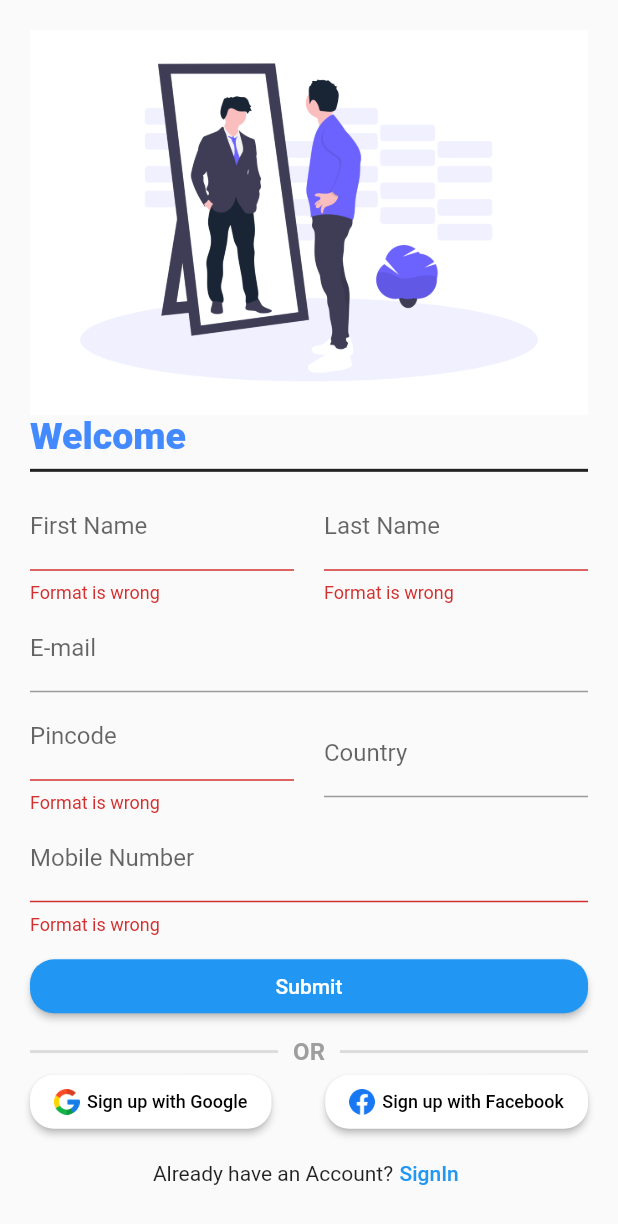
After one commit to RahulChaudhary-07/5ive-to-9ine, a Flutter app: the screen it shows after launch, after a tap on "Submit", after a tap on "SignIn", on a phone screen of 412 x 824 dp. The commit adds this screen. Shown: the top 1224 px of the screen. Run offline on Flutter 3.47's test engine with Material 2 defaults, Android fonts, the phone set to English and light mode, and no system bars; our stand-ins replace google_fonts.

Commit message:
third commit

```diff
--- a/lib/screens/flashpage.dart
+++ /dev/null
@@ -1,12 +0,0 @@
-import 'package:flutter/material.dart';
-
-class flashScreen extends StatelessWidget {
-  const flashScreen({Key? key}) : super(key: key);
-
-  @override
-  Widget build(BuildContext context) {
-    return MaterialApp(
-        // initialRoute: ,
-        );
-  }
-}
--- /dev/null
+++ b/lib/screens/homeScreen.dart
@@ -0,0 +1,12 @@
+import 'package:flutter/material.dart';
+
+class HomeScreen extends StatelessWidget {
+  const HomeScreen({Key? key}) : super(key: key);
+
+  @override
+  Widget build(BuildContext context) {
+    return Scaffold(
+      body: Text("hello"),
+    );
+  }
+}
--- /dev/null
+++ b/lib/screens/loginScreen.dart
@@ -0,0 +1,255 @@
+import 'package:flutter/material.dart';
+import 'package:google_fonts/google_fonts.dart';
+import 'package:internship_5to9_1/screens/homeScreen.dart';
+
+class LoginScreen extends StatefulWidget {
+  const LoginScreen({Key? key}) : super(key: key);
+
+  @override
+  State<LoginScreen> createState() => _LoginScreenState();
+}
+
+class _LoginScreenState extends State<LoginScreen> {
+  final _formKey = GlobalKey<FormState>();
+  @override
+  Widget build(BuildContext context) {
+    return MaterialApp(
+      debugShowMaterialGrid: false,
+      theme: ThemeData(
+        // fontFamily: '',
+        primaryTextTheme: GoogleFonts.playfairDisplayTextTheme(),
+      ),
+      debugShowCheckedModeBanner: false,
+      home: Scaffold(
+        body: Form(
+          key: _formKey,
+          child: ListView(
+            padding: EdgeInsets.all(20),
+            children: [
+              Image.asset(
+                "assets/images/loginPage_mirror.png",
+                fit: BoxFit.cover,
+              ),
+              Text(
+                "Welcome",
+                style: TextStyle(
+                  color: Colors.blueAccent,
+                  fontSize: 25,
+                  fontWeight: FontWeight.w900,
+                ),
+              ),
+              Divider(
+                color: Colors.black87,
+                thickness: 2,
+              ),
+              Row(
+                children: [
+                  NameWidget(name: "First Name"),
+                  SizedBox(width: 20),
+                  NameWidget(name: "Last Name"),
+                ],
+              ),
+              AddressWidget(label: "E-mail"),
+
+              Row(
+                children: [
+                  Expanded(
+                    // flex: 3,
+                    child: TextFormField(
+                      decoration: InputDecoration(
+                        labelText: "Pincode",
+                      ),
+                      validator: (value) {
+                        if (value!.isEmpty || !RegExp(r'^[a-z A-Z]+$').hasMatch(value)) {
+                          return "Format is wrong";
+                        } else {
+                          return null;
+                        }
+                      },
+                    ),
+                  ),
+                  SizedBox(width: 20),
+                  Expanded(
+                    child: TextFormField(
+                      decoration: InputDecoration(
+                        labelText: "Country",
+                      ),
+                    ),
+                  ),
+                ],
+              ),
+              Expanded(
+                child: TextFormField(
+                  inputFormatters: [],
+                  decoration: InputDecoration(
+                    labelText: "Mobile Number",
+                  ),
+                  validator: (value) {
+                    if (value!.isEmpty || !RegExp('[0-9]').hasMatch(value)) {
+                      return "Format is wrong";
+                    } else {
+                      return null;
+                    }
+                  },
+                ),
+              ),
+              SizedBox(height: 10),
+              ElevatedButton(
+                onPressed: () {
+                  Navigator.push(
+                    context,
+                    MaterialPageRoute(
+                      builder: ((context) => HomeScreen()),
+                    ),
+                  );
+                  if (_formKey.currentState!.validate()) {
+                    print('validated');
+                  } else {
+                    print("format is not correct");
+                  }
+                },
+                child: Text('Submit'),
+                style: ButtonStyle(
+                  shape: MaterialStateProperty.all<RoundedRectangleBorder>(
+                    RoundedRectangleBorder(
+                      borderRadius: BorderRadius.circular(16),
+                    ),
+                  ),
+                ),
+              ),
+              // Spacer(),
+              SizedBox(height: 10),
+              Row(
+                children: [
+                  Expanded(child: Divider(thickness: 2)),
+                  SizedBox(width: 10),
+                  Text(
+                    "OR",
+                    style: TextStyle(
+                      fontSize: 16,
+                      fontWeight: FontWeight.bold,
+                      color: Colors.grey.shade500,
+                    ),
+                  ),
+                  SizedBox(width: 10),
+                  Expanded(child: Divider(thickness: 2)),
+                ],
+              ),
+
+              Row(
+                mainAxisAlignment: MainAxisAlignment.spaceBetween,
+                children: [
+                  CommonButton(
+                    image: "google",
+                    title: "Google",
+                  ),
+                  CommonButton(
+                    image: "facebook",
+                    title: "Facebook",
+                  ),
+                ],
+              ),
+              Row(
+                mainAxisAlignment: MainAxisAlignment.center,
+                // crossAxisAlignment: CrossAxisAlignment.end,
+                children: [
+                  Text("Already have an Account?"),
+                  TextButton(
+                    onPressed: () {},
+                    child: Text("SignIn"),
+                    style: TextButton.styleFrom(
+                      minimumSize: Size.zero,
+                      padding: EdgeInsets.zero,
+                    ),
+                  ),
+                ],
+              ),
+            ],
+          ),
+        ),
+      ),
+    );
+    ;
+  }
+}
+
+class CommonButton extends StatelessWidget {
+  final String image, title;
+
+  const CommonButton({
+    required this.image,
+    required this.title,
+    Key? key,
+  }) : super(key: key);
+
+  @override
+  Widget build(BuildContext context) {
+    return ElevatedButton(
+      onPressed: () {},
+      child: Row(
+        children: [
+          Image.asset(
+            "assets/images/$image.png",
+            scale: 30,
+          ),
+          SizedBox(
+            width: 5,
+          ),
+          Text(
+            "Sign up with $title",
+            style: TextStyle(color: Colors.black, fontSize: 12),
+          ),
+        ],
+      ),
+      style: ButtonStyle(
+        shape: MaterialStateProperty.all<RoundedRectangleBorder>(
+          RoundedRectangleBorder(
+            borderRadius: BorderRadius.circular(16),
+          ),
+        ),
+        backgroundColor: MaterialStateProperty.all(Colors.white),
+      ),
+    );
+  }
+}
+
+class NameWidget extends StatelessWidget {
+  final String? name;
+  const NameWidget({
+    Key? key,
+    this.name,
+  }) : super(key: key);
+
+  @override
+  Widget build(BuildContext context) {
+    return Expanded(
+      child: TextFormField(
+        decoration: InputDecoration(
+          labelText: name,
+        ),
+        validator: (value) {
+          if (value!.isEmpty || !RegExp(r'^[a-z A-Z]+$').hasMatch(value)) {
+            return "Format is wrong";
+          } else {
+            return null;
+          }
+        },
+      ),
+    );
+  }
+}
+
+class AddressWidget extends StatelessWidget {
+  final String? label;
+  const AddressWidget({
+    Key? key,
+    this.label,
+  }) : super(key: key);
+
+  @override
+  Widget build(BuildContext context) {
+    return TextFormField(
+      decoration: InputDecoration(labelText: label),
+    );
+  }
+}
--- a/pubspec.yaml
+++ b/pubspec.yaml
@@ -36,6 +36,7 @@ dependencies:
   # The following adds the Cupertino Icons font to your application.
   # Use with the CupertinoIcons class for iOS style icons.
   cupertino_icons: ^1.0.2
+  google_fonts: ^3.0.1
 
 dev_dependencies:
   flutter_test:
```
Also changed, not shown: lib/main.dart (+4 -216 lines), lib/screens/splashScreen.dart (added, +42 -0 lines), lib/theme/theme.dart (added, +12 -0 lines), pubspec.lock, 1 other file.
